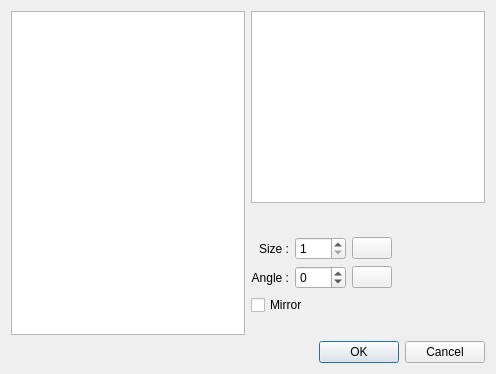
Qt form src/vehicledialog.ui (michjans/routegen) before a commit.
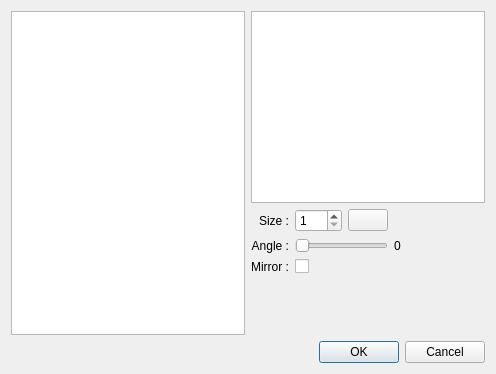
The same form after that commit. Icons and pictures are not drawn.

The edit to the form file:
```diff
--- a/src/vehicledialog.ui
+++ b/src/vehicledialog.ui
@@ -53,50 +53,7 @@
      <item>
       <layout class="QVBoxLayout" name="verticalLayout_2">
        <item>
-        <layout class="QGridLayout" name="gridLayout_2">
-         <property name="sizeConstraint">
-          <enum>QLayout::SetDefaultConstraint</enum>
-         </property>
-         <item row="5" column="3">
-          <spacer name="horizontalSpacer_2">
-           <property name="orientation">
-            <enum>Qt::Horizontal</enum>
-           </property>
-           <property name="sizeHint" stdset="0">
-            <size>
-             <width>0</width>
-             <height>0</height>
-            </size>
-           </property>
-          </spacer>
-         </item>
-         <item row="1" column="0">
-          <spacer name="verticalSpacer">
-           <property name="orientation">
-            <enum>Qt::Vertical</enum>
-           </property>
-           <property name="sizeHint" stdset="0">
-            <size>
-             <width>0</width>
-             <height>0</height>
-            </size>
-           </property>
-          </spacer>
-         </item>
-         <item row="4" column="3">
-          <widget class="QLabel" name="arrowPix">
-           <property name="text">
-            <string/>
-           </property>
-           <property name="alignment">
-            <set>Qt::AlignCenter</set>
-           </property>
-          </widget>
-         </item>
-         <item row="0" column="3">
-          <widget class="QGraphicsView" name="vehiclePreview"/>
-         </item>
-        </layout>
+        <widget class="QGraphicsView" name="vehiclePreview"/>
        </item>
        <item>
         <layout class="QGridLayout" name="gridLayout">
@@ -123,26 +80,6 @@
            </property>
           </widget>
          </item>
-         <item row="1" column="0">
-          <widget class="QLabel" name="angleLabel">
-           <property name="text">
-            <string>Angle :</string>
-           </property>
-           <property name="alignment">
-            <set>Qt::AlignRight|Qt::AlignTrailing|Qt::AlignVCenter</set>
-           </property>
-          </widget>
-         </item>
-         <item row="1" column="1">
-          <widget class="QSpinBox" name="angleSB">
-           <property name="minimum">
-            <number>-360</number>
-           </property>
-           <property name="maximum">
-            <number>360</number>
-           </property>
-          </widget>
-         </item>
          <item row="0" column="2">
           <widget class="QPushButton" name="resetSizePB">
            <property name="toolTip">
@@ -154,18 +91,7 @@
            </property>
           </widget>
          </item>
-         <item row="1" column="2">
-          <widget class="QPushButton" name="resetAnglePB">
-           <property name="toolTip">
-            <string>Reset the angle of the Vehicle</string>
-           </property>
-           <property name="icon">
-            <iconset resource="routegen.qrc">
-             <normaloff>:/icons/icons/reset.png</normaloff>:/icons/icons/reset.png</iconset>
-           </property>
-          </widget>
-         </item>
-         <item row="0" column="3">
+         <item row="0" column="3" colspan="3">
           <spacer name="horizontalSpacer_3">
            <property name="orientation">
             <enum>Qt::Horizontal</enum>
@@ -178,27 +104,61 @@
            </property>
           </spacer>
          </item>
+         <item row="1" column="0">
+          <widget class="QLabel" name="angleLabel">
+           <property name="text">
+            <string>Angle :</string>
+           </property>
+           <property name="alignment">
+            <set>Qt::AlignRight|Qt::AlignTrailing|Qt::AlignVCenter</set>
+           </property>
+          </widget>
+         </item>
+         <item row="1" column="1" colspan="2">
+          <widget class="QSlider" name="angleSlider">
+           <property name="maximum">
+            <number>360</number>
+           </property>
+           <property name="orientation">
+            <enum>Qt::Horizontal</enum>
+           </property>
+          </widget>
+         </item>
+         <item row="1" column="3" colspan="3">
+          <widget class="QLabel" name="angleValueLabel">
+           <property name="text">
+            <string>0</string>
+           </property>
+          </widget>
+         </item>
+         <item row="2" column="0">
+          <widget class="QLabel" name="mirrorLabel">
+           <property name="text">
+            <string>Mirror :</string>
+           </property>
+           <property name="alignment">
+            <set>Qt::AlignRight|Qt::AlignTrailing|Qt::AlignVCenter</set>
+           </property>
+          </widget>
+         </item>
+         <item row="2" column="1">
+          <widget class="QCheckBox" name="mirrorCB">
+           <property name="text">
+            <string/>
+           </property>
+          </widget>
+         </item>
         </layout>
        </item>
        <item>
-        <widget class="QCheckBox" name="mirrorCB">
-         <property name="text">
-          <string>Mirror</string>
-         </property>
-        </widget>
-       </item>
-       <item>
-        <spacer name="horizontalSpacer">
+        <spacer name="verticalSpacer">
          <property name="orientation">
-          <enum>Qt::Horizontal</enum>
-         </property>
-         <property name="sizeType">
-          <enum>QSizePolicy::Expanding</enum>
+          <enum>Qt::Vertical</enum>
          </property>
          <property name="sizeHint" stdset="0">
           <size>
-           <width>40</width>
-           <height>20</height>
+           <width>20</width>
+           <height>40</height>
           </size>
          </property>
         </spacer>
```
Left out of the diff: 16 changed lines with no effect on the pictures.
